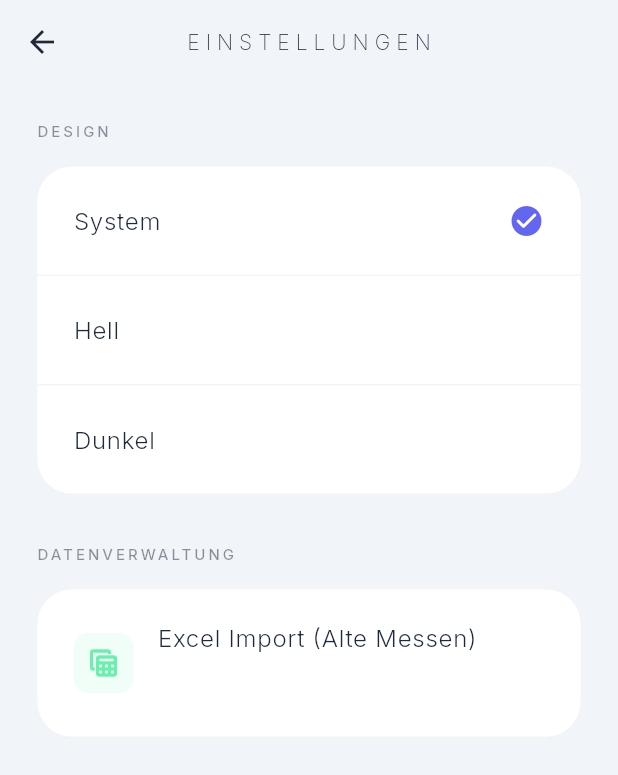
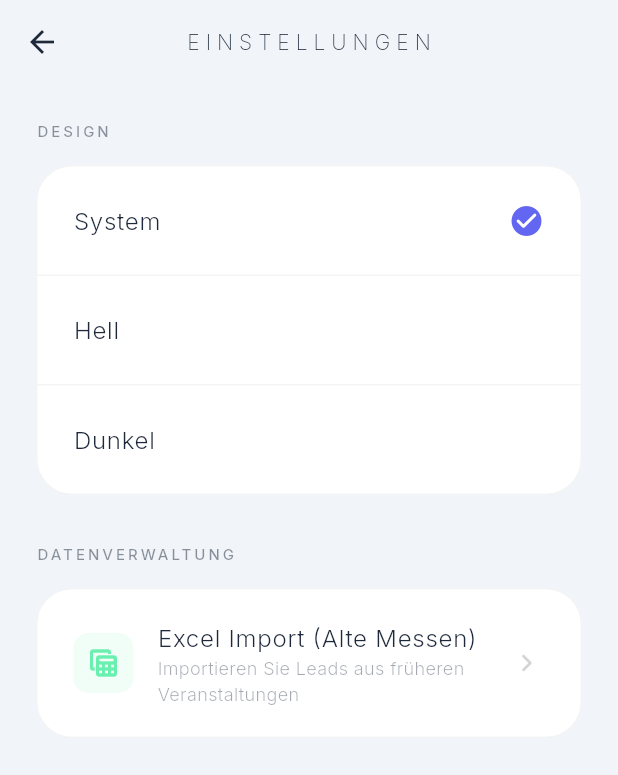
Before and after one commit to vnschilling-cmyk/cus-app-coolify, a Flutter app: the SettingsPage screen opened directly, on a phone screen of 412 x 824 dp. Shown: the top 775 px of the screen. Run offline on Flutter 3.47's test engine with Material 3 defaults, Android fonts, the phone set to English and light mode, and no system bars; our stand-ins replace camera, file_picker, fl_chart, flutter_riverpod, google_fonts, pocketbase and 1 more; missing offline and left inert: excel, google_mlkit_text_recognition, mobile_scanner; accounts and stored records are empty; network calls fail.

Commit message:
style: final contrast and theme fixes for light mode

```diff
--- a/lib/ui/pages/settings_page.dart
+++ b/lib/ui/pages/settings_page.dart
@@ -136,11 +136,17 @@ class SettingsPage extends ConsumerWidget {
                 'Importieren Sie Leads aus früheren Veranstaltungen',
                 style: GoogleFonts.inter(
                   fontSize: 12,
-                  color: Colors.white38,
+                  color: Theme.of(context)
+                      .colorScheme
+                      .onSurface
+                      .withValues(alpha: 0.4),
                 ),
               ),
-              trailing: const Icon(Icons.chevron_right_rounded,
-                  color: Colors.white24),
+              trailing: Icon(Icons.chevron_right_rounded,
+                  color: Theme.of(context)
+                      .colorScheme
+                      .onSurface
+                      .withValues(alpha: 0.2)),
               contentPadding:
                   const EdgeInsets.symmetric(horizontal: 24, vertical: 12),
               shape: RoundedRectangleBorder(
--- a/lib/utils/theme.dart
+++ b/lib/utils/theme.dart
@@ -19,6 +19,18 @@ class AppTheme {
       secondary: secondaryColor,
       surface: Colors.white,
       onSurface: Color(0xFF1E293B), // Slate 800
+    ),
+
+    // Explicitly define menu colors
+    dropdownMenuTheme: const DropdownMenuThemeData(
+      menuStyle: MenuStyle(
+        backgroundColor: WidgetStatePropertyAll(Colors.white),
+      ),
+    ),
+    popupMenuTheme: const PopupMenuThemeData(
+      color: Colors.white,
+      surfaceTintColor: Colors.white,
+      elevation: 8,
     ),
 
     // Modern Typography with Thin Fonts (Light Mode)
@@ -130,6 +142,19 @@ class AppTheme {
       surface: surfaceColor,
       onSurface: Colors.white,
     ),
+    canvasColor: surfaceColor,
+
+    // Explicitly define menu colors
+    dropdownMenuTheme: const DropdownMenuThemeData(
+      menuStyle: MenuStyle(
+        backgroundColor: WidgetStatePropertyAll(surfaceColor),
+      ),
+    ),
+    popupMenuTheme: const PopupMenuThemeData(
+      color: surfaceColor,
+      surfaceTintColor: surfaceColor,
+      elevation: 8,
+    ),
     textTheme: GoogleFonts.interTextTheme(
       const TextTheme(
         displayLarge: TextStyle(fontWeight: FontWeight.w200, fontSize: 48),
```
Also changed, not shown: lib/ui/pages/lead_form_page.dart (+2 -14 lines), lib/ui/pages/lead_list_page.dart (+13 -4 lines).
